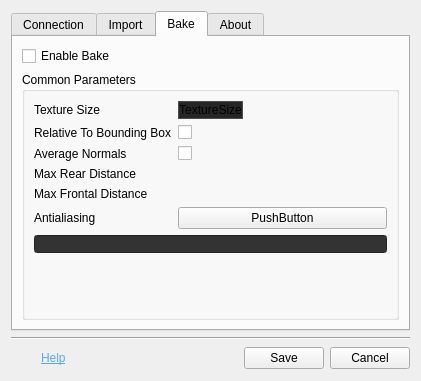
Qt form megascan_link_python/ui/uiDesign/settings_dialog.ui (Raider-Arts/painter-megascan-link) before a commit.
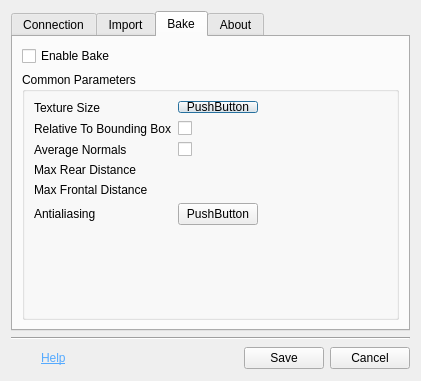
The same form after that commit. Custom widgets are drawn as their Qt base class.

Commit message: [PYTHON] Updated dialogs logic and design to use the new custom widget

What changed in the file:
```diff
--- a/megascan_link_python/ui/uiDesign/settings_dialog.ui
+++ b/megascan_link_python/ui/uiDesign/settings_dialog.ui
@@ -163,9 +163,9 @@
                </widget>
               </item>
               <item row="0" column="1">
-               <widget class="QPushButton" name="texSize">
+               <widget class="PainterDropDown" name="pushButton_2">
                 <property name="sizePolicy">
-                 <sizepolicy hsizetype="Maximum" vsizetype="Fixed">
+                 <sizepolicy hsizetype="Maximum" vsizetype="Maximum">
                   <horstretch>0</horstretch>
                   <verstretch>0</verstretch>
                  </sizepolicy>
@@ -173,13 +173,13 @@
                 <property name="minimumSize">
                  <size>
                   <width>0</width>
-                  <height>18</height>
+                  <height>12</height>
                  </size>
                 </property>
                 <property name="maximumSize">
                  <size>
                   <width>16777215</width>
-                  <height>18</height>
+                  <height>12</height>
                  </size>
                 </property>
                 <property name="baseSize">
@@ -188,17 +188,8 @@
                   <height>18</height>
                  </size>
                 </property>
-                <property name="layoutDirection">
-                 <enum>Qt::LeftToRight</enum>
-                </property>
-                <property name="styleSheet">
-                 <string notr="true">QPushButton {
-	background: #262626;
-	border: 1px solid #4d4d4d;
-}</string>
-                </property>
                 <property name="text">
-                 <string>TextureSize</string>
+                 <string>PushButton</string>
                 </property>
                </widget>
               </item>
@@ -229,20 +220,6 @@
                 </property>
                </widget>
               </item>
-              <item row="5" column="0">
-               <widget class="QLabel" name="antialiasingLabel">
-                <property name="text">
-                 <string>Antialiasing</string>
-                </property>
-               </widget>
-              </item>
-              <item row="5" column="1">
-               <widget class="QPushButton" name="pushButton">
-                <property name="text">
-                 <string>PushButton</string>
-                </property>
-               </widget>
-              </item>
               <item row="3" column="1">
                <widget class="PainterSliderControl" name="maxRearDistanceSlider" native="true">
                 <property name="sizePolicy">
@@ -265,28 +242,6 @@
                 </property>
                </widget>
               </item>
-              <item row="4" column="1">
-               <widget class="PainterSliderControl" name="widget" native="true">
-                <property name="sizePolicy">
-                 <sizepolicy hsizetype="Preferred" vsizetype="Preferred">
-                  <horstretch>0</horstretch>
-                  <verstretch>0</verstretch>
-                 </sizepolicy>
-                </property>
-                <property name="minimumSize">
-                 <size>
-                  <width>0</width>
-                  <height>0</height>
-                 </size>
-                </property>
-                <property name="maximumSize">
-                 <size>
-                  <width>16777215</width>
-                  <height>16777215</height>
-                 </size>
-                </property>
-               </widget>
-              </item>
               <item row="4" column="0">
                <widget class="QLabel" name="label_10">
                 <property name="text">
@@ -294,26 +249,50 @@
                 </property>
                </widget>
               </item>
+              <item row="4" column="1">
+               <widget class="PainterSliderControl" name="widget" native="true">
+                <property name="sizePolicy">
+                 <sizepolicy hsizetype="Preferred" vsizetype="Preferred">
+                  <horstretch>0</horstretch>
+                  <verstretch>0</verstretch>
+                 </sizepolicy>
+                </property>
+                <property name="minimumSize">
+                 <size>
+                  <width>0</width>
+                  <height>0</height>
+                 </size>
+                </property>
+                <property name="maximumSize">
+                 <size>
+                  <width>16777215</width>
+                  <height>16777215</height>
+                 </size>
+                </property>
+               </widget>
+              </item>
+              <item row="5" column="0">
+               <widget class="QLabel" name="antialiasingLabel">
+                <property name="text">
+                 <string>Antialiasing</string>
+                </property>
+               </widget>
+              </item>
+              <item row="5" column="1">
+               <widget class="PainterDropDown" name="pushButton">
+                <property name="sizePolicy">
+                 <sizepolicy hsizetype="Maximum" vsizetype="Maximum">
+                  <horstretch>0</horstretch>
+                  <verstretch>0</verstretch>
+                 </sizepolicy>
+                </property>
+                <property name="text">
+                 <string>PushButton</string>
+                </property>
+               </widget>
+              </item>
              </layout>
             </item>
-            <item>
-             <widget class="QLineEdit" name="lineEdit">
-              <property name="styleSheet">
-               <string notr="true">QLineEdit {
-	background: #333333;
-	border-bottom: solid .75em transparent;
-	margin-bottom: 1px;
-	box-shadow: 0 1px 0 -1px black; 
-	margin: 0 0 10px;
-	background-clip:padding;
-}
-
-QLineEdit:hover {
-	background: #262626;
-}</string>
-              </property>
-             </widget>
-            </item>
             <item>
              <spacer name="verticalSpacer_2">
               <property name="orientation">
@@ -511,6 +490,11 @@
    <header>/painterslidercontrol.h</header>
    <container>1</container>
   </customwidget>
+  <customwidget>
+   <class>PainterDropDown</class>
+   <extends>QPushButton</extends>
+   <header>/painterdropdown.h</header>
+  </customwidget>
  </customwidgets>
  <resources/>
  <connections/>
```
Left out of the diff: 4 changed lines with no effect on the pictures. The commit also changes 2 other files.
